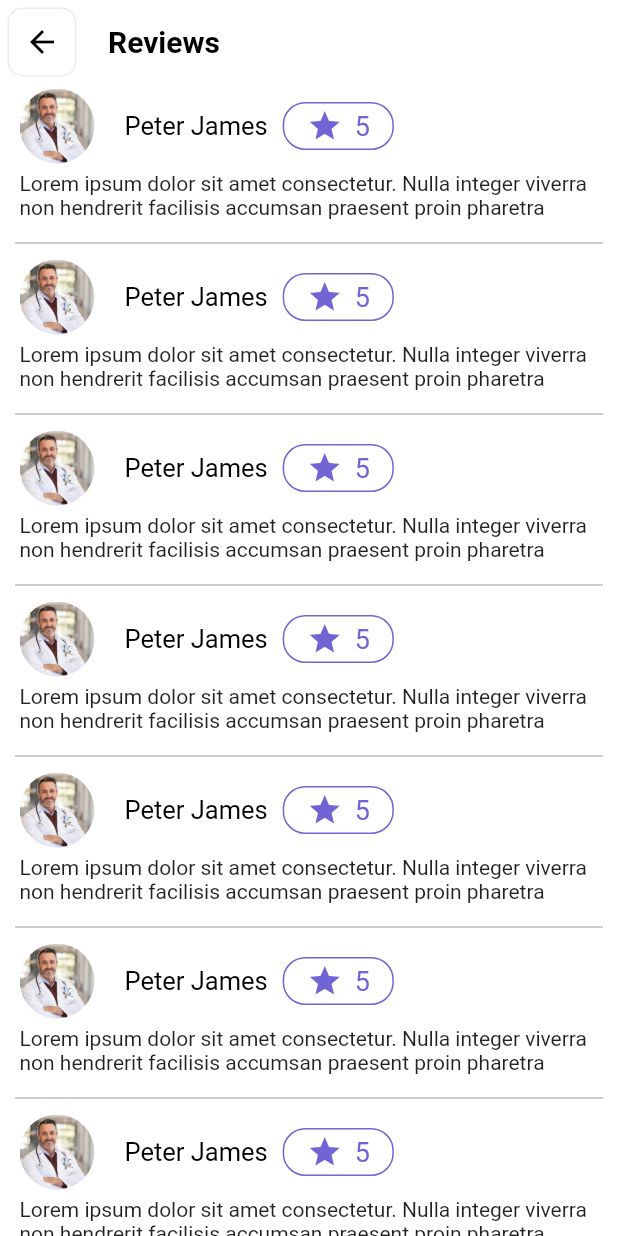
After one commit to Peterkimliz/digimhealth, a Flutter app: the DoctorProfile screen opened directly, after a tap on "See All", on a phone screen of 412 x 824 dp. The commit adds this screen. Run offline on Flutter 3.47's test engine with Material 2 defaults, Android fonts, the phone set to English and light mode, and no system bars; our stand-ins replace calendar_date_picker2, flutter_datetime_picker, flutter_rating_bar, get, image_picker, readmore.

Commit message:
created reviews_page

```diff
--- a/lib/screens/doctor/components/reviews_card.dart
+++ b/lib/screens/doctor/components/reviews_card.dart
@@ -5,6 +5,7 @@ import '../../../widgets/minor_title.dart';
 
 Widget reviewsCard(){
   return  Container(
+    margin: EdgeInsets.only(bottom: 5),
     padding: EdgeInsets.all(3),
     child: Column(
       crossAxisAlignment: CrossAxisAlignment.start,
--- a/lib/screens/doctor/doctor_profile.dart
+++ b/lib/screens/doctor/doctor_profile.dart
@@ -1,5 +1,6 @@
 import 'package:digimhealth/screens/doctor/components/doctor_card.dart';
 import 'package:digimhealth/screens/doctor/components/reviews_card.dart';
+import 'package:digimhealth/screens/doctor/reviews_page.dart';
 import 'package:digimhealth/utils/styles.dart';
 import 'package:flutter/material.dart';
 import 'package:get/get.dart';
@@ -98,15 +99,20 @@ class DoctorProfile extends StatelessWidget {
                     color: Colors.black,
                     size: 18,
                   ),
-                  MajorTitle(
-                    title: "See All",
-                    color: Styles.mainColor,
-                    size: 18,
+                  InkWell(
+                    onTap: () {
+                      Get.to(() => ReviewsPage());
+                    },
+                    child: MajorTitle(
+                      title: "See All",
+                      color: Styles.mainColor,
+                      size: 18,
+                    ),
                   ),
                 ],
               ),
               SizedBox(height: 15),
-             reviewsCard(),
+              reviewsCard(),
             ],
           ),
         ),
--- /dev/null
+++ b/lib/screens/doctor/reviews_page.dart
@@ -0,0 +1,33 @@
+import 'package:digimhealth/screens/doctor/components/reviews_card.dart';
+import 'package:digimhealth/widgets/back_button.dart';
+import 'package:digimhealth/widgets/major_title.dart';
+import 'package:flutter/material.dart';
+
+class ReviewsPage extends StatelessWidget {
+  const ReviewsPage({Key? key}) : super(key: key);
+
+  @override
+  Widget build(BuildContext context) {
+    return Scaffold(
+      appBar: AppBar(
+        leading: backButton(icon: Icons.arrow_back),
+        title: MajorTitle(title: "Reviews", color: Colors.black),
+      ),
+      body: ListView.builder(
+          shrinkWrap: true,
+          itemCount: 30,
+          itemBuilder: (context, index) {
+            return Padding(
+              padding: const EdgeInsets.symmetric(horizontal: 10.0),
+              child: Column(
+                crossAxisAlignment: CrossAxisAlignment.start,
+                children: [
+                  reviewsCard(),
+                  Divider(color: Colors.grey,)
+                ],
+              ),
+            );
+          }),
+    );
+  }
+}
```
